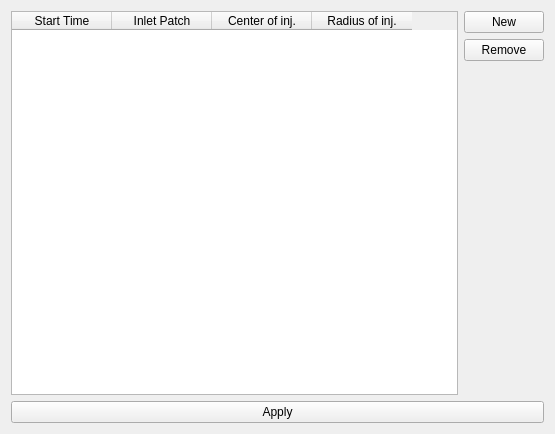
Above: petroSym/tracers.ui from jmarcelogimenez/petroSym before the change. Below: the same form after it.
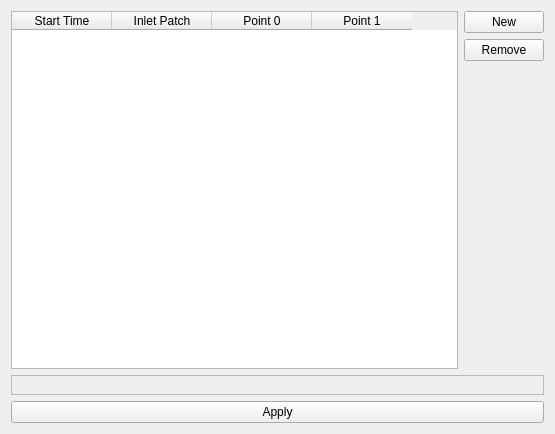
That is the form after the change. Icons and pictures are not drawn.

Commit message: Now ouputType is in particleTracking and added QFrame in tracers and ptracking figures

```diff
--- a/petroSym/tracers.ui
+++ b/petroSym/tracers.ui
@@ -78,12 +78,12 @@
      </column>
      <column>
       <property name="text">
-       <string>Center of inj.</string>
+       <string>Point 0</string>
       </property>
      </column>
      <column>
       <property name="text">
-       <string>Radius of inj.</string>
+       <string>Point 1</string>
       </property>
      </column>
     </widget>
@@ -114,6 +114,21 @@
      </property>
     </spacer>
    </item>
+   <item row="3" column="0" colspan="2">
+    <widget class="QFrame" name="frame">
+     <property name="frameShape">
+      <enum>QFrame::StyledPanel</enum>
+     </property>
+     <property name="frameShadow">
+      <enum>QFrame::Raised</enum>
+     </property>
+     <layout class="QHBoxLayout" name="horizontalLayout">
+      <item>
+       <layout class="QHBoxLayout" name="figureLayout"/>
+      </item>
+     </layout>
+    </widget>
+   </item>
   </layout>
  </widget>
  <resources>
```
Left out of the diff: 15 changed lines with no effect on the pictures. The commit also changes 3 other files.
